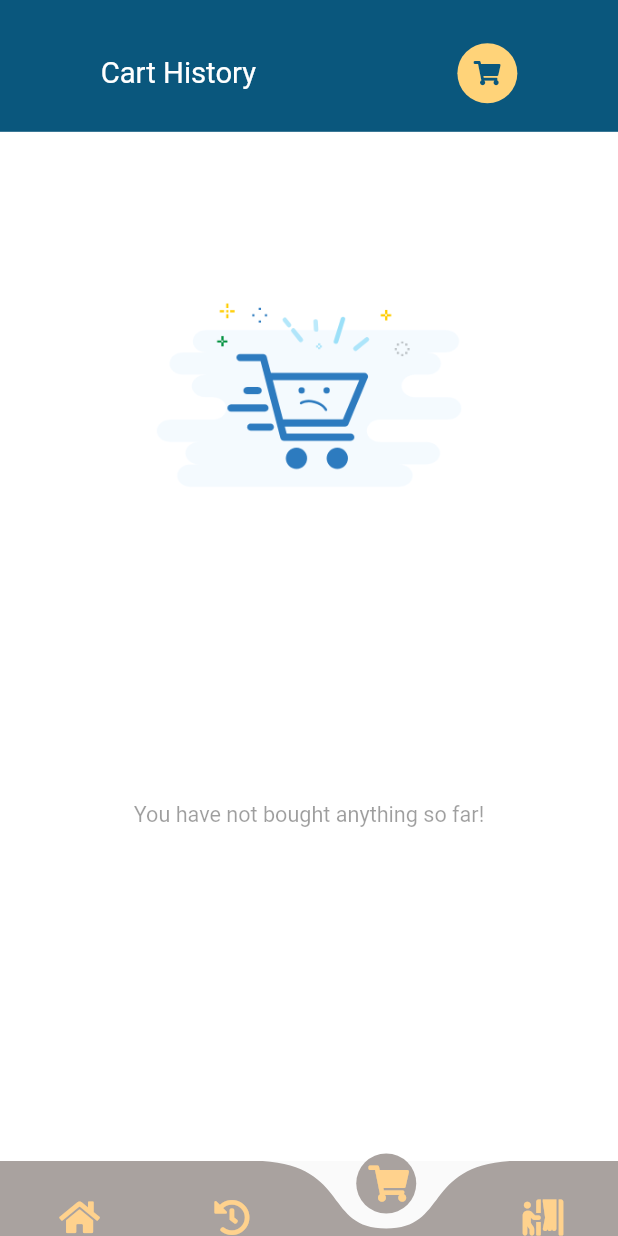
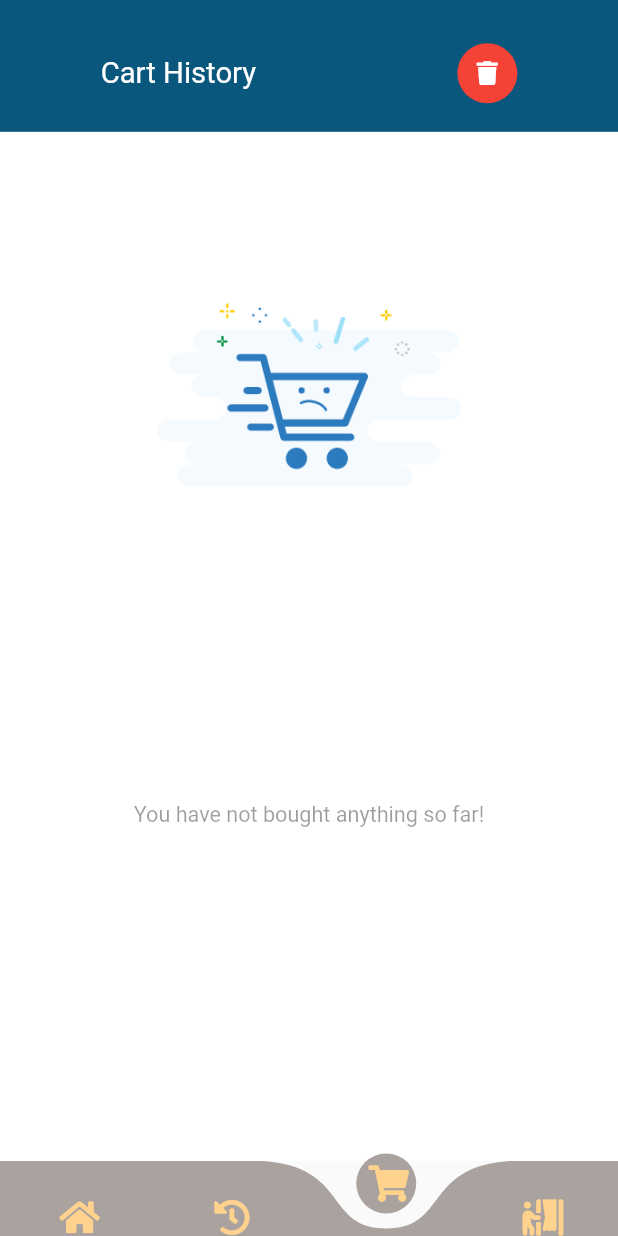
Before and after one commit to KwasiEvans/Mr-MD-Food-App, a Flutter app: the screen it shows after launch, item 3 of the bottom bar chosen, on a phone screen of 412 x 824 dp. Run offline on Flutter 3.47's test engine with Material 2 defaults, Android fonts, the phone set to English and light mode, and no system bars; drawn by our look-alikes of curved_navigation_bar; our stand-ins replace dots_indicator, font_awesome_flutter, get, line_awesome_flutter, shared_preferences; network calls fail.

Commit message:
Cleared user cart history

```diff
--- a/frontend/lib/controllers/auth_controller.dart
+++ b/frontend/lib/controllers/auth_controller.dart
@@ -51,4 +51,9 @@ class AuthController extends GetxController implements GetxService {
   bool userLoggedIn() {
     return authRepo.userLoggedIn();
   }
+
+  // logout
+  bool clearShareData() {
+    return authRepo.clearShareData();
+  }
 }
--- a/frontend/lib/controllers/cart_controller.dart
+++ b/frontend/lib/controllers/cart_controller.dart
@@ -147,4 +147,9 @@ class CartController extends GetxController {
     cartRepo.addToCartList(getItems);
     update();
   }
+
+  void clearCartHistory() {
+    cartRepo.clearCartHistory();
+    update();
+  }
 }
--- a/frontend/lib/data/repository/cart_repo.dart
+++ b/frontend/lib/data/repository/cart_repo.dart
@@ -73,4 +73,10 @@ class CartRepo {
   void removeCart() {
     sharedPreferences.remove(AppConstants.CART_LIST);
   }
+
+  void clearCartHistory() {
+    removeCart();
+    cartHistory = [];
+    sharedPreferences.remove(AppConstants.CART_HISTORY);
+  }
 }
--- a/frontend/lib/screens/cart/cart_history.dart
+++ b/frontend/lib/screens/cart/cart_history.dart
@@ -3,6 +3,7 @@ import 'dart:convert';
 import 'package:flutter/material.dart';
 import 'package:font_awesome_flutter/font_awesome_flutter.dart';
 import 'package:frontend/base/no_data_page.dart';
+import 'package:frontend/controllers/auth_controller.dart';
 import 'package:frontend/controllers/cart_controller.dart';
 import 'package:frontend/models/cart_model.dart';
 import 'package:frontend/routes/route_helper.dart';
@@ -70,14 +71,23 @@ class CartHistory extends StatelessWidget {
           child:
               Row(mainAxisAlignment: MainAxisAlignment.spaceAround, children: [
             BigText(text: "Cart History", color: Colors.white),
-            const AppIcon(
-              icon: FontAwesomeIcons.shoppingCart,
-              iconColor: AppColors.mainColor,
-              backgroundColor: AppColors.yellowColor,
+            GestureDetector(
+              onTap: () {
+                if (Get.find<AuthController>().userLoggedIn()) {
+                  Get.find<CartController>().clear();
+                  Get.find<CartController>().clearCartHistory();
+                }
+              },
+              child: const AppIcon(
+                icon: FontAwesomeIcons.trash,
+                iconColor: Colors.white,
+                backgroundColor: Colors.red,
+              ),
             )
           ]),
         ),
         GetBuilder<CartController>(builder: (_cartController) {
+          // ignore: prefer_is_empty
           return _cartController.getCartHistoryList().length > 0
               ? Expanded(
                   child: Container(
```
Also changed, not shown: frontend/lib/data/repository/auth_repo.dart (+12 -2 lines), frontend/lib/screens/account/account_page.dart (+36 -20 lines).
